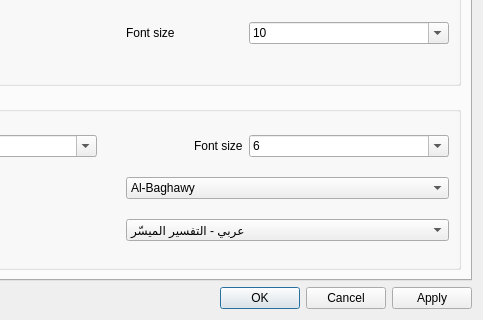
Old version of the form src/core/settingsdialog.ui in the repository 0xzer0x/quran-companion; both pictures show x 261 to 744 and y 115 to 435 of the 744 by 435 pixel window.
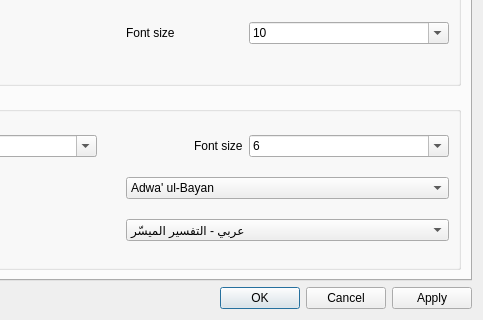
New version of the form.

The edit to the form file:
```diff
--- a/src/core/settingsdialog.ui
+++ b/src/core/settingsdialog.ui
@@ -423,6 +423,16 @@
             </item>
             <item>
              <widget class="QComboBox" name="cmbTafsir">
+              <item>
+               <property name="text">
+                <string>Adwa' ul-Bayan</string>
+               </property>
+              </item>
+              <item>
+               <property name="text">
+                <string>Aysar Al-Tafasir</string>
+               </property>
+              </item>
               <item>
                <property name="text">
                 <string>Al-Baghawy</string>
```
Left out of the diff: 11 changed lines with no effect on the pictures.
